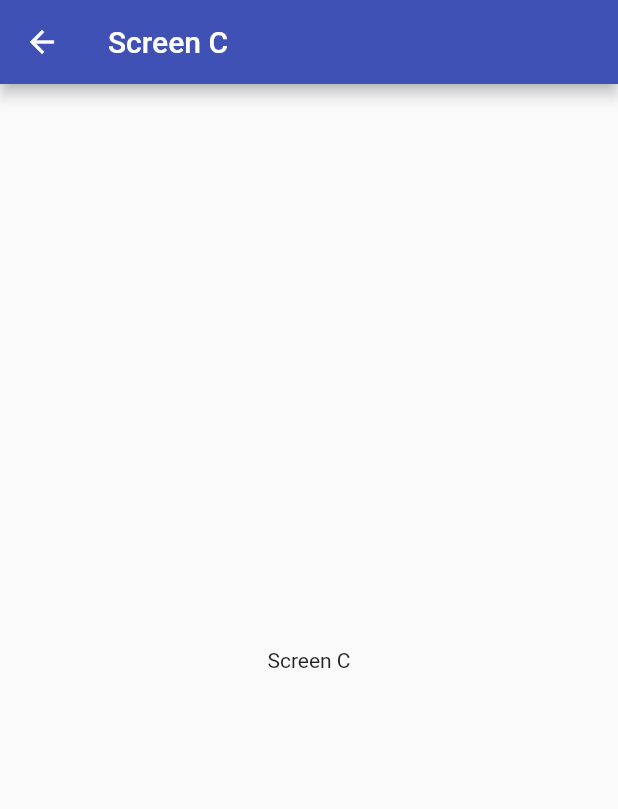
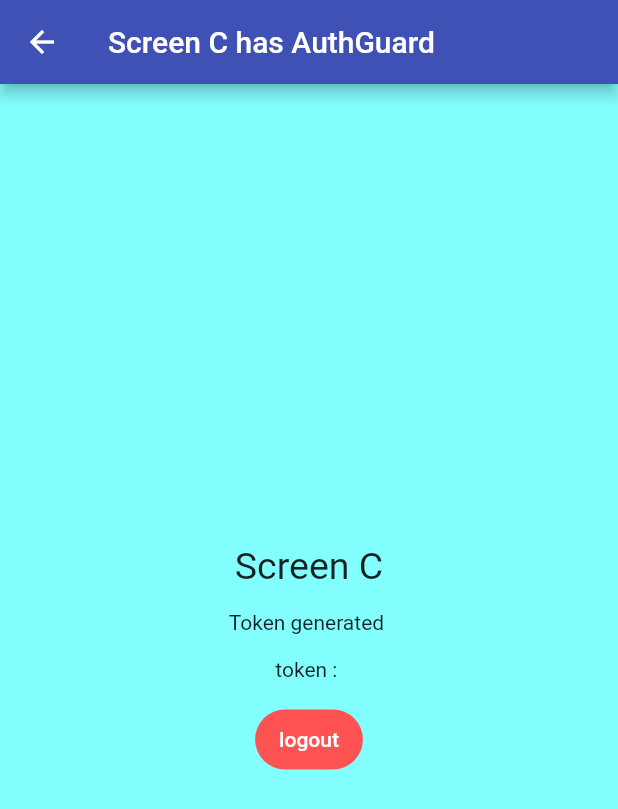
Before and after one commit to hashemsh/flutter_exercises, a Flutter app: the ScreenC screen opened by its route, on a phone screen of 412 x 824 dp. Shown: the top 809 px of the screen. Run offline on Flutter 3.47's test engine with Material 2 defaults, Android fonts, the light colour scheme and no system bars; our stand-ins replace fl_chart, get.

Commit message:
middleware for Screen C by authGuard

```diff
--- /dev/null
+++ b/getx_routing_sample/lib/middleware/auth_guard.dart
@@ -0,0 +1,13 @@
+import 'package:flutter/material.dart';
+import 'package:get/get.dart';
+
+import '../routes/app_routes.dart';
+
+String authToken = "";
+
+class AuthGuard extends GetMiddleware {
+  @override
+  RouteSettings? redirect(String? route) {
+    return authToken.isEmpty ? const RouteSettings(name: Routes.login) : null;
+  }
+}
--- a/getx_routing_sample/lib/routes/app_routes.dart
+++ b/getx_routing_sample/lib/routes/app_routes.dart
@@ -4,6 +4,8 @@ import 'package:getx_routing_sample/screens/login.dart';
 import 'package:getx_routing_sample/screens/screen_a.dart';
 import 'package:getx_routing_sample/screens/screen_b.dart';
 import 'package:getx_routing_sample/screens/screen_c.dart';
+
+import '../middleware/auth_guard.dart';
 
 class Routes {
   static const String home = "/";
@@ -31,6 +33,7 @@ List<GetPage> appRoutes() => [
       ),
       GetPage(
         name: Routes.screenC,
+        middlewares: [AuthGuard()],
         page: () => const ScreenC(),
         transition: Transition.downToUp,
       ),
--- a/getx_routing_sample/lib/screens/screen_c.dart
+++ b/getx_routing_sample/lib/screens/screen_c.dart
@@ -1,4 +1,8 @@
 import 'package:flutter/material.dart';
+import 'package:get/get.dart';
+import 'package:getx_routing_sample/routes/app_routes.dart';
+
+import '../middleware/auth_guard.dart';
 
 class ScreenC extends StatelessWidget {
   const ScreenC({super.key});
@@ -6,11 +10,41 @@ class ScreenC extends StatelessWidget {
   @override
   Widget build(BuildContext context) {
     return Scaffold(
+      backgroundColor: Colors.cyanAccent.shade100,
       appBar: AppBar(
-        title: Text('Screen C'),
+        title: const Text('Screen C has AuthGuard'),
       ),
       body: Center(
-        child: Text('Screen C'),
+        child: Column(
+          mainAxisAlignment: MainAxisAlignment.center,
+          children: [
+            const Text(
+              'Screen C',
+              style: TextStyle(fontSize: 25),
+            ),
+            const SizedBox(
+              height: 15,
+            ),
+            const Text('Token generated '),
+            const SizedBox(
+              height: 15,
+            ),
+            Text('token : $authToken'),
+            const SizedBox(
+              height: 15,
+            ),
+            FilledButton(
+              style: const ButtonStyle(
+                backgroundColor: MaterialStatePropertyAll(Colors.redAccent),
+              ),
+              onPressed: () {
+                authToken = "";
+                Get.offAllNamed(Routes.home);
+              },
+              child: const Text('logout'),
+            ),
+          ],
+        ),
       ),
     );
   }
```
Also changed, not shown: getx_routing_sample/lib/screens/login.dart (+30 -5 lines).
